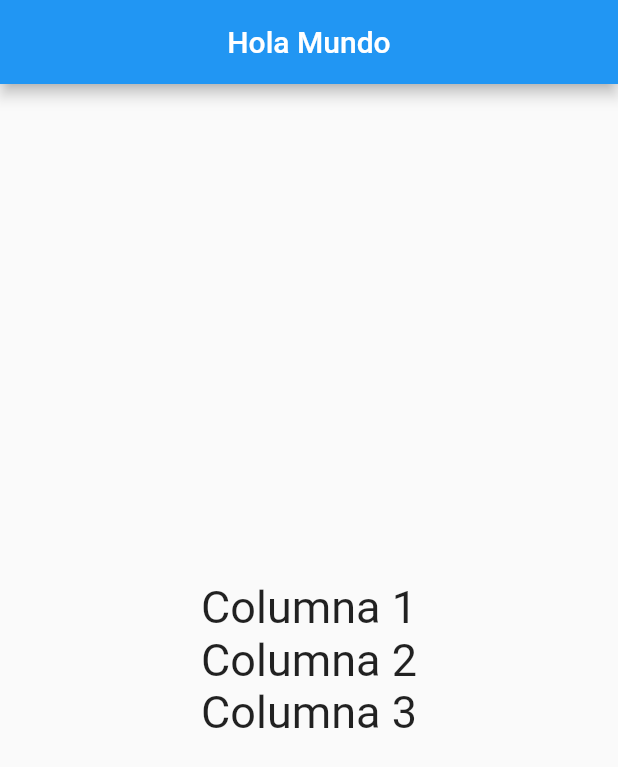
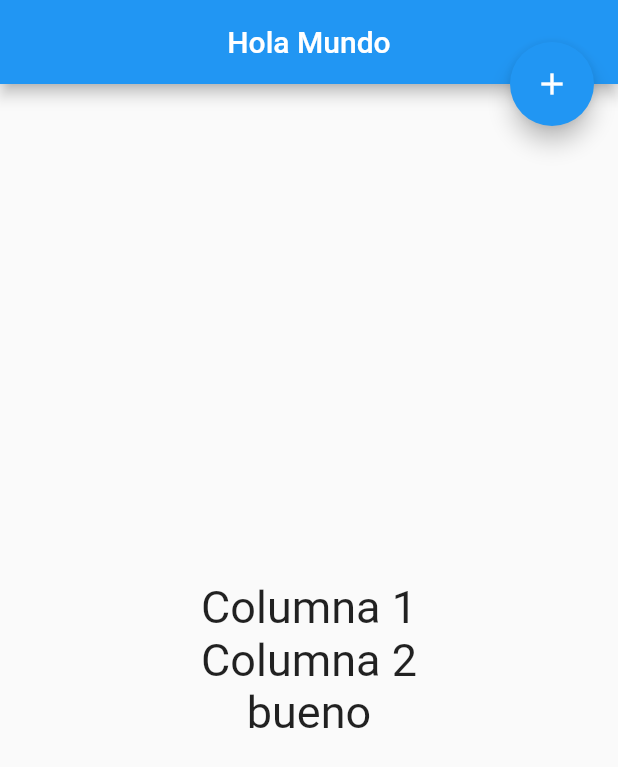
Before and after one commit to lbvp10/aprendiendo-flutter, a Flutter app: the screen it shows after launch, on a phone screen of 412 x 824 dp. Shown: the top 767 px of the screen. Run offline on Flutter 3.47's test engine with Material 2 defaults, Android fonts, the phone set to English and light mode, and no system bars.

Commit message:
final float action button

```diff
--- a/lib/src/pages/home_page.dart
+++ b/lib/src/pages/home_page.dart
@@ -2,10 +2,17 @@ import 'package:flutter/material.dart';
 
 class HomePage extends StatelessWidget {
   final TextStyle textStyle = TextStyle(fontSize: 30);
+  FloatingActionButton floatingActionButton = FloatingActionButton(
+      onPressed: () {
+        print("Ey click");
+      },
+      child: Icon(Icons.add));
 
   @override
   Widget build(BuildContext context) {
     return Scaffold(
+      floatingActionButton: floatingActionButton,
+      floatingActionButtonLocation: FloatingActionButtonLocation.endTop,
       appBar: AppBar(
           title: Center(
             child: Text("Hola Mundo"),
@@ -16,7 +23,7 @@ class HomePage extends StatelessWidget {
             children: <Widget>[
               Text("Columna 1", style: textStyle),
               Text("Columna 2", style: textStyle),
-              Text("Columna 3", style: textStyle)
+              Text('bueno', style: textStyle)
             ],
           )),
     );
```
Also changed, not shown: 1 other file.
